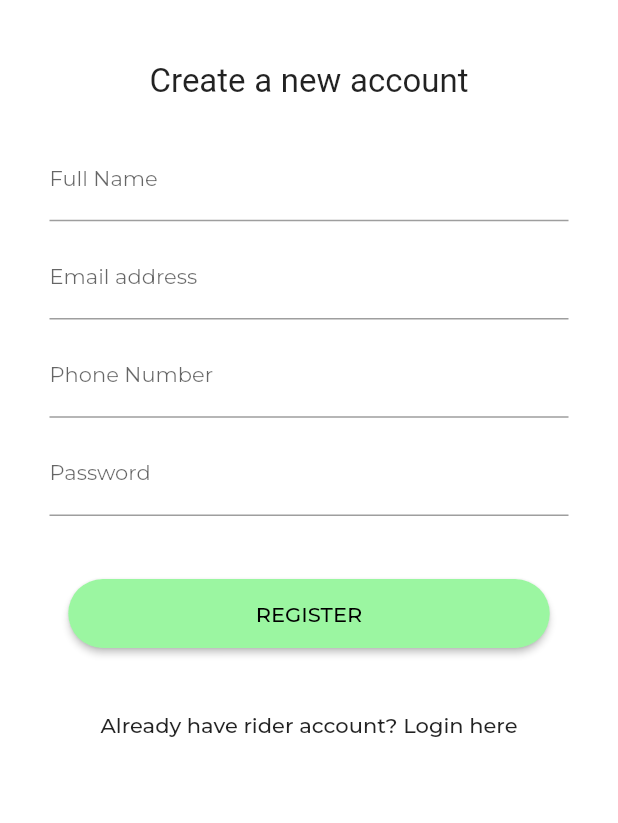
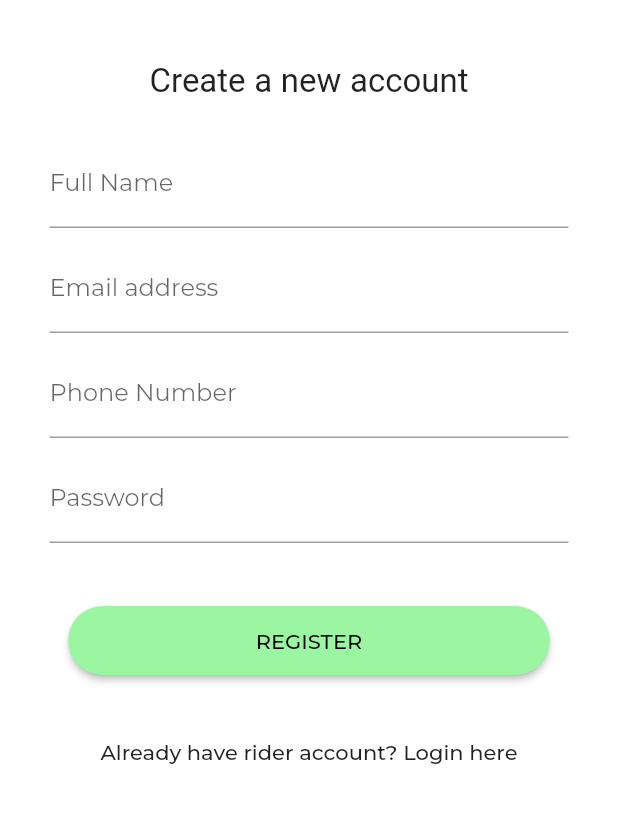
Before and after one commit to alfianisnan26/NetCure, a Flutter app: the RegistrationPage screen opened directly, on a phone screen of 412 x 824 dp, the part 267-1090 px from its top. Run offline on Flutter 3.47's test engine with Material 2 defaults, Android fonts, the phone set to English and light mode, and no system bars; our stand-ins replace cached_network_image, carousel_slider, cloud_firestore, connectivity, firebase_auth, firebase_core and 7 more; accounts and stored records are empty.

Commit message:
registration login seragam

```diff
--- a/lib/registrationpage.dart
+++ b/lib/registrationpage.dart
@@ -102,11 +102,11 @@ class _RegistrationPageState extends State<RegistrationPage> {
                         decoration: InputDecoration(
                             labelText: 'Full Name',
                             labelStyle: TextStyle(
-                              fontSize: 14.0,
+                              fontSize: 16.0,
                             ),
                             hintStyle:
-                                TextStyle(color: Colors.grey, fontSize: 10.0)),
-                        style: TextStyle(fontSize: 14),
+                                TextStyle(color: Colors.grey, fontSize: 10)),
+                        style: TextStyle(fontSize: 16),
                       ),
 
                       SizedBox(
@@ -120,11 +120,11 @@ class _RegistrationPageState extends State<RegistrationPage> {
                         decoration: InputDecoration(
                             labelText: 'Email address',
                             labelStyle: TextStyle(
-                              fontSize: 14.0,
+                              fontSize: 16.0,
                             ),
                             hintStyle:
                                 TextStyle(color: Colors.grey, fontSize: 10.0)),
-                        style: TextStyle(fontSize: 14),
+                        style: TextStyle(fontSize: 16),
                       ),
 
                       SizedBox(
@@ -138,11 +138,11 @@ class _RegistrationPageState extends State<RegistrationPage> {
                         decoration: InputDecoration(
                             labelText: 'Phone Number',
                             labelStyle: TextStyle(
-                              fontSize: 14.0,
+                              fontSize: 16.0,
                             ),
                             hintStyle:
                                 TextStyle(color: Colors.grey, fontSize: 10.0)),
-                        style: TextStyle(fontSize: 14),
+                        style: TextStyle(fontSize: 16),
                       ),
 
                       SizedBox(
@@ -156,14 +156,14 @@ class _RegistrationPageState extends State<RegistrationPage> {
                         decoration: InputDecoration(
                           labelText: 'Password',
                           labelStyle: TextStyle(
-                            fontSize: 14.0,
+                            fontSize: 16.0,
                           ),
                           hintStyle: TextStyle(
                             color: Colors.grey,
                             fontSize: 10.0,
                           ),
                         ),
-                        style: TextStyle(fontSize: 14),
+                        style: TextStyle(fontSize: 16),
                       ),
 
                       SizedBox(
```
Also changed, not shown: lib/main.dart (+29 -30 lines).
